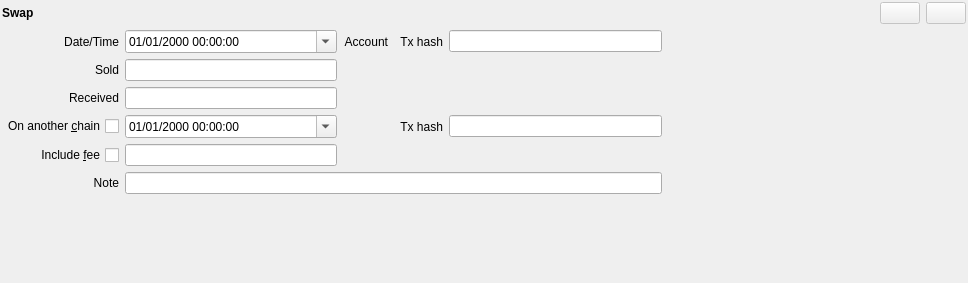
Before: the Qt Designer form jal/ui/widgets/swap_operation.ui in titov-vv/jal, drawn with Qt 5.
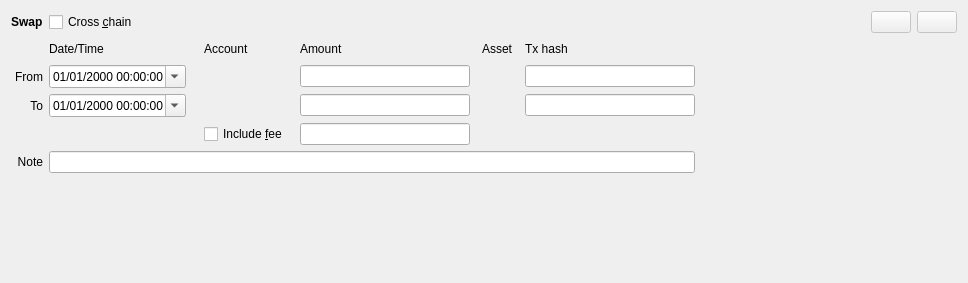
After: the same form once the commit is applied. Custom widgets are drawn as their Qt base class.

Commit message: Restore of native Qt spacing layout spacing for better compatibility. Tab order and label buddies we set for forms.

```diff
--- a/jal/ui/widgets/swap_operation.ui
+++ b/jal/ui/widgets/swap_operation.ui
@@ -14,34 +14,13 @@
    <string>Form</string>
   </property>
   <layout class="QGridLayout" name="layout">
-   <property name="leftMargin">
-    <number>2</number>
-   </property>
-   <property name="topMargin">
-    <number>2</number>
-   </property>
-   <property name="rightMargin">
-    <number>2</number>
-   </property>
-   <property name="bottomMargin">
-    <number>2</number>
-   </property>
-   <item row="0" column="0">
-    <widget class="QLabel" name="main_label">
-     <property name="font">
-      <font>
-       <bold>true</bold>
-      </font>
-     </property>
+   <item row="7" column="0">
+    <widget class="QLabel" name="note_label">
      <property name="text">
-      <string>Swap</string>
+      <string>Note</string>
      </property>
-    </widget>
-   </item>
-   <item row="0" column="6">
-    <spacer name="horizontal_spacer">
-     <property name="orientation">
-      <enum>Qt::Orientation::Horizontal</enum>
+     <property name="alignment">
+      <set>Qt::AlignmentFlag::AlignRight|Qt::AlignmentFlag::AlignTrailing|Qt::AlignmentFlag::AlignVCenter</set>
      </property>
      <property name="sizeHint" stdset="0">
       <size>
@@ -49,22 +28,52 @@
        <height>20</height>
       </size>
      </property>
-    </spacer>
+    </widget>
    </item>
-   <item row="0" column="7">
-    <widget class="QPushButton" name="commit_button">
-     <property name="enabled">
-      <bool>false</bool>
+   <item row="1" column="7">
+    <widget class="QLabel" name="amount_label">
+     <property name="text">
+      <string>Amount</string>
      </property>
+    </widget>
+   </item>
+   <item row="2" column="9">
+    <widget class="ReferenceSelectorWidget" name="out_symbol_widget"/>
+   </item>
+   <item row="0" column="2">
+    <widget class="QCheckBox" name="cross_chain_check">
      <property name="toolTip">
-      <string>Commit changes</string>
+      <string>The exchanged asset is received on another account (chain), in a separate transaction</string>
+     </property>
+     <property name="layoutDirection">
+      <enum>Qt::LayoutDirection::LeftToRight</enum>
      </property>
      <property name="text">
-      <string/>
+      <string>Cross &amp;chain</string>
      </property>
     </widget>
    </item>
-   <item row="0" column="8">
+   <item row="4" column="7">
+    <widget class="QLineEdit" name="in_qty">
+     <property name="alignment">
+      <set>Qt::AlignmentFlag::AlignRight|Qt::AlignmentFlag::AlignTrailing|Qt::AlignmentFlag::AlignVCenter</set>
+     </property>
+    </widget>
+   </item>
+   <item row="4" column="2">
+    <widget class="QDateTimeEdit" name="in_timestamp">
+     <property name="displayFormat">
+      <string>dd/MM/yyyy hh:mm:ss</string>
+     </property>
+     <property name="calendarPopup">
+      <bool>true</bool>
+     </property>
+     <property name="timeSpec">
+      <enum>Qt::TimeSpec::UTC</enum>
+     </property>
+    </widget>
+   </item>
+   <item row="0" column="14">
     <widget class="QPushButton" name="revert_button">
      <property name="enabled">
       <bool>false</bool>
@@ -80,171 +89,140 @@
      </property>
     </widget>
    </item>
-   <item row="1" column="0">
+   <item row="1" column="2">
     <widget class="QLabel" name="date_label">
      <property name="text">
       <string>Date/Time</string>
      </property>
      <property name="alignment">
-      <set>Qt::AlignmentFlag::AlignRight|Qt::AlignmentFlag::AlignTrailing|Qt::AlignmentFlag::AlignVCenter</set>
+      <set>Qt::AlignmentFlag::AlignLeading|Qt::AlignmentFlag::AlignLeft|Qt::AlignmentFlag::AlignVCenter</set>
      </property>
     </widget>
    </item>
-   <item row="1" column="1">
-    <widget class="QDateTimeEdit" name="timestamp">
-     <property name="displayFormat">
-      <string>dd/MM/yyyy hh:mm:ss</string>
-     </property>
-     <property name="calendarPopup">
-      <bool>true</bool>
-     </property>
-     <property name="timeSpec">
-      <enum>Qt::TimeSpec::UTC</enum>
-     </property>
-    </widget>
-   </item>
-   <item row="1" column="2">
+   <item row="1" column="5">
     <widget class="QLabel" name="account_label">
      <property name="text">
       <string>Account</string>
      </property>
      <property name="alignment">
-      <set>Qt::AlignmentFlag::AlignRight|Qt::AlignmentFlag::AlignTrailing|Qt::AlignmentFlag::AlignVCenter</set>
+      <set>Qt::AlignmentFlag::AlignLeading|Qt::AlignmentFlag::AlignLeft|Qt::AlignmentFlag::AlignVCenter</set>
      </property>
     </widget>
    </item>
-   <item row="1" column="3">
-    <widget class="ReferenceSelectorWidget" name="account_widget"/>
-   </item>
-   <item row="1" column="4">
-    <widget class="QLabel" name="tx_hash_label">
-     <property name="text">
-      <string>Tx hash</string>
-     </property>
-     <property name="alignment">
-      <set>Qt::AlignmentFlag::AlignRight|Qt::AlignmentFlag::AlignTrailing|Qt::AlignmentFlag::AlignVCenter</set>
-     </property>
-    </widget>
-   </item>
-   <item row="1" column="5">
-    <widget class="QLineEdit" name="tx_hash"/>
-   </item>
-   <item row="2" column="0">
-    <widget class="QLabel" name="sold_label">
-     <property name="text">
-      <string>Sold</string>
-     </property>
-     <property name="alignment">
-      <set>Qt::AlignmentFlag::AlignRight|Qt::AlignmentFlag::AlignTrailing|Qt::AlignmentFlag::AlignVCenter</set>
-     </property>
-    </widget>
-   </item>
-   <item row="2" column="1">
-    <widget class="QLineEdit" name="out_qty">
-     <property name="alignment">
-      <set>Qt::AlignmentFlag::AlignRight|Qt::AlignmentFlag::AlignTrailing|Qt::AlignmentFlag::AlignVCenter</set>
-     </property>
-    </widget>
-   </item>
-   <item row="2" column="2" colspan="2">
-    <widget class="ReferenceSelectorWidget" name="out_symbol_widget"/>
-   </item>
-   <item row="3" column="0">
-    <widget class="QLabel" name="received_label">
-     <property name="text">
-      <string>Received</string>
-     </property>
-     <property name="alignment">
-      <set>Qt::AlignmentFlag::AlignRight|Qt::AlignmentFlag::AlignTrailing|Qt::AlignmentFlag::AlignVCenter</set>
-     </property>
-    </widget>
-   </item>
-   <item row="3" column="1">
-    <widget class="QLineEdit" name="in_qty">
-     <property name="alignment">
-      <set>Qt::AlignmentFlag::AlignRight|Qt::AlignmentFlag::AlignTrailing|Qt::AlignmentFlag::AlignVCenter</set>
-     </property>
-    </widget>
-   </item>
-   <item row="3" column="2" colspan="2">
-    <widget class="ReferenceSelectorWidget" name="in_symbol_widget"/>
-   </item>
-   <item row="4" column="0">
-    <widget class="QCheckBox" name="cross_chain_check">
-     <property name="toolTip">
-      <string>The exchanged asset is received on another account (chain), in a separate transaction</string>
-     </property>
-     <property name="layoutDirection">
-      <enum>Qt::LayoutDirection::RightToLeft</enum>
-     </property>
-     <property name="text">
-      <string>On another &amp;chain</string>
-     </property>
-    </widget>
-   </item>
-   <item row="4" column="1">
-    <widget class="QDateTimeEdit" name="in_timestamp">
-     <property name="displayFormat">
-      <string>dd/MM/yyyy hh:mm:ss</string>
-     </property>
-     <property name="calendarPopup">
-      <bool>true</bool>
-     </property>
-     <property name="timeSpec">
-      <enum>Qt::TimeSpec::UTC</enum>
-     </property>
-    </widget>
-   </item>
-   <item row="4" column="2" colspan="2">
-    <widget class="ReferenceSelectorWidget" name="in_account_widget"/>
-   </item>
-   <item row="4" column="4">
-    <widget class="QLabel" name="in_tx_hash_label">
-     <property name="text">
-      <string>Tx hash</string>
-     </property>
-     <property name="alignment">
-      <set>Qt::AlignmentFlag::AlignRight|Qt::AlignmentFlag::AlignTrailing|Qt::AlignmentFlag::AlignVCenter</set>
-     </property>
-    </widget>
-   </item>
-   <item row="4" column="5">
-    <widget class="QLineEdit" name="in_tx_hash"/>
-   </item>
-   <item row="5" column="0">
+   <item row="6" column="5">
     <widget class="QCheckBox" name="fee_check">
      <property name="layoutDirection">
-      <enum>Qt::LayoutDirection::RightToLeft</enum>
+      <enum>Qt::LayoutDirection::LeftToRight</enum>
      </property>
      <property name="text">
       <string>Include &amp;fee</string>
      </property>
     </widget>
    </item>
-   <item row="5" column="1">
+   <item row="4" column="11">
+    <widget class="QLineEdit" name="in_tx_hash"/>
+   </item>
+   <item row="4" column="0">
+    <widget class="QLabel" name="to_label">
+     <property name="text">
+      <string>To</string>
+     </property>
+     <property name="alignment">
+      <set>Qt::AlignmentFlag::AlignRight|Qt::AlignmentFlag::AlignTrailing|Qt::AlignmentFlag::AlignVCenter</set>
+     </property>
+     <property name="buddy">
+      <cstring>in_timestamp</cstring>
+     </property>
+    </widget>
+   </item>
+   <item row="2" column="12">
+    <spacer name="horizontal_spacer">
+     <property name="orientation">
+      <enum>Qt::Orientation::Horizontal</enum>
+     </property>
+     <property name="sizeHint" stdset="0">
+      <size>
+       <width>40</width>
+       <height>20</height>
+      </size>
+     </property>
+    </spacer>
+   </item>
+   <item row="1" column="8">
+    <spacer name="assetGroupSpacer">
+     <property name="orientation">
+      <enum>Qt::Orientation::Horizontal</enum>
+     </property>
+     <property name="sizeType">
+      <enum>QSizePolicy::Policy::Fixed</enum>
+     </property>
+     <property name="sizeHint" stdset="0">
+      <size>
+       <width>0</width>
+       <height>20</height>
+      </size>
+     </property>
+    </spacer>
+   </item>
+   <item row="4" column="5">
+    <widget class="ReferenceSelectorWidget" name="in_account_widget"/>
+   </item>
+   <item row="2" column="2">
+    <widget class="QDateTimeEdit" name="timestamp">
+     <property name="displayFormat">
+      <string>dd/MM/yyyy hh:mm:ss</string>
+     </property>
+     <property name="calendarPopup">
+      <bool>true</bool>
+     </property>
+     <property name="timeSpec">
+      <enum>Qt::TimeSpec::UTC</enum>
+     </property>
+    </widget>
+   </item>
+   <item row="2" column="11">
+    <widget class="QLineEdit" name="tx_hash"/>
+   </item>
+   <item row="1" column="10">
+    <spacer name="txHashGroupSpacer">
+     <property name="orientation">
+      <enum>Qt::Orientation::Horizontal</enum>
+     </property>
+     <property name="sizeType">
+      <enum>QSizePolicy::Policy::Fixed</enum>
+     </property>
+     <property name="sizeHint" stdset="0">
+      <size>
+       <width>0</width>
+       <height>20</height>
+      </size>
+     </property>
+    </spacer>
+   </item>
+   <item row="6" column="7">
     <widget class="QLineEdit" name="fee_qty">
      <property name="alignment">
       <set>Qt::AlignmentFlag::AlignRight|Qt::AlignmentFlag::AlignTrailing|Qt::AlignmentFlag::AlignVCenter</set>
      </property>
     </widget>
    </item>
-   <item row="5" column="2" colspan="2">
-    <widget class="ReferenceSelectorWidget" name="fee_symbol_widget"/>
-   </item>
-   <item row="6" column="0">
-    <widget class="QLabel" name="note_label">
-     <property name="text">
-      <string>Note</string>
+   <item row="1" column="6">
+    <spacer name="amountGroupSpacer">
+     <property name="orientation">
+      <enum>Qt::Orientation::Horizontal</enum>
      </property>
-     <property name="alignment">
-      <set>Qt::AlignmentFlag::AlignRight|Qt::AlignmentFlag::AlignTrailing|Qt::AlignmentFlag::AlignVCenter</set>
+     <property name="sizeType">
+      <enum>QSizePolicy::Policy::Fixed</enum>
      </property>
-    </widget>
+     <property name="sizeHint" stdset="0">
+      <size>
+       <width>0</width>
+       <height>20</height>
+      </size>
+     </property>
+    </spacer>
    </item>
-   <item row="6" column="1" colspan="5">
-    <widget class="QLineEdit" name="note"/>
-   </item>
-   <item row="7" column="0">
+   <item row="8" column="0">
     <spacer name="vertical_spacer">
      <property name="orientation">
       <enum>Qt::Orientation::Vertical</enum>
@@ -257,6 +235,99 @@
      </property>
     </spacer>
    </item>
+   <item row="4" column="9">
+    <widget class="ReferenceSelectorWidget" name="in_symbol_widget"/>
+   </item>
+   <item row="1" column="11">
+    <widget class="QLabel" name="tx_hash_label">
+     <property name="text">
+      <string>Tx hash</string>
+     </property>
+     <property name="alignment">
+      <set>Qt::AlignmentFlag::AlignLeading|Qt::AlignmentFlag::AlignLeft|Qt::AlignmentFlag::AlignVCenter</set>
+     </property>
+    </widget>
+   </item>
+   <item row="2" column="5">
+    <widget class="ReferenceSelectorWidget" name="account_widget"/>
+   </item>
+   <item row="1" column="4">
+    <spacer name="accountGroupSpacer">
+     <property name="orientation">
+      <enum>Qt::Orientation::Horizontal</enum>
+     </property>
+     <property name="sizeType">
+      <enum>QSizePolicy::Policy::Fixed</enum>
+     </property>
+     <property name="sizeHint" stdset="0">
+      <size>
+       <width>0</width>
+       <height>20</height>
+      </size>
+     </property>
+    </spacer>
+   </item>
+   <item row="1" column="9">
+    <widget class="QLabel" name="asset_label">
+     <property name="text">
+      <string>Asset</string>
+     </property>
+    </widget>
+   </item>
+   <item row="7" column="2" colspan="10">
+    <widget class="QLineEdit" name="note"/>
+   </item>
+   <item row="6" column="9">
+    <widget class="ReferenceSelectorWidget" name="fee_symbol_widget"/>
+   </item>
+   <item row="0" column="0">
+    <widget class="QLabel" name="main_label">
+     <property name="font">
+      <font>
+       <bold>true</bold>
+      </font>
+     </property>
+     <property name="text">
+      <string>Swap</string>
+     </property>
+     <property name="buddy">
+      <cstring>cross_chain_check</cstring>
+     </property>
+    </widget>
+   </item>
+   <item row="2" column="0">
+    <widget class="QLabel" name="from_label">
+     <property name="text">
+      <string>From</string>
+     </property>
+     <property name="alignment">
+      <set>Qt::AlignmentFlag::AlignRight|Qt::AlignmentFlag::AlignTrailing|Qt::AlignmentFlag::AlignVCenter</set>
+     </property>
+     <property name="buddy">
+      <cstring>timestamp</cstring>
+     </property>
+    </widget>
+   </item>
+   <item row="2" column="7">
+    <widget class="QLineEdit" name="out_qty">
+     <property name="alignment">
+      <set>Qt::AlignmentFlag::AlignRight|Qt::AlignmentFlag::AlignTrailing|Qt::AlignmentFlag::AlignVCenter</set>
+     </property>
+    </widget>
+   </item>
+   <item row="0" column="13">
+    <widget class="QPushButton" name="commit_button">
+     <property name="enabled">
+      <bool>false</bool>
+     </property>
+     <property name="toolTip">
+      <string>Commit changes</string>
+     </property>
+     <property name="text">
+      <string/>
+     </property>
+    </widget>
+   </item>
   </layout>
  </widget>
  <customwidgets>
```
Left out of the diff: 24 changed lines with no effect on the pictures. The commit also changes 82 other files.
